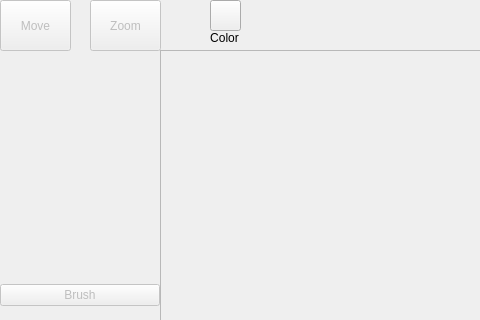
Qt form src/mainwindow.ui (robedpixel/SmartMonitor-Python) before a commit; both pictures show x 0 to 480 and y 0 to 320 of the 800 by 600 pixel window.
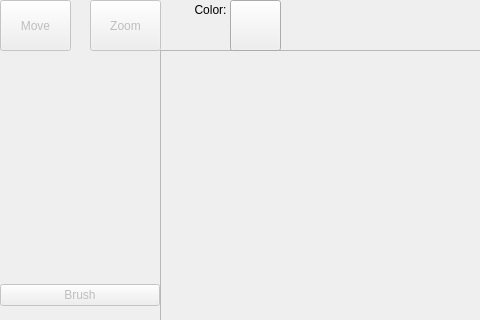
The same form after that commit.

Commit message: change color button to be easier to use in touch

Diff of the .ui file:
```diff
--- a/src/mainwindow.ui
+++ b/src/mainwindow.ui
@@ -113,14 +113,14 @@
    <widget class="QLabel" name="label">
     <property name="geometry">
      <rect>
-      <x>200</x>
-      <y>30</y>
-      <width>49</width>
-      <height>16</height>
+      <x>190</x>
+      <y>0</y>
+      <width>41</width>
+      <height>20</height>
      </rect>
     </property>
     <property name="text">
-     <string>Color</string>
+     <string>Color:</string>
     </property>
     <property name="alignment">
      <set>Qt::AlignCenter</set>
@@ -129,10 +129,10 @@
    <widget class="QPushButton" name="brushcolorButton">
     <property name="geometry">
      <rect>
-      <x>210</x>
+      <x>230</x>
       <y>0</y>
-      <width>31</width>
-      <height>31</height>
+      <width>51</width>
+      <height>51</height>
      </rect>
     </property>
     <property name="text">
```
